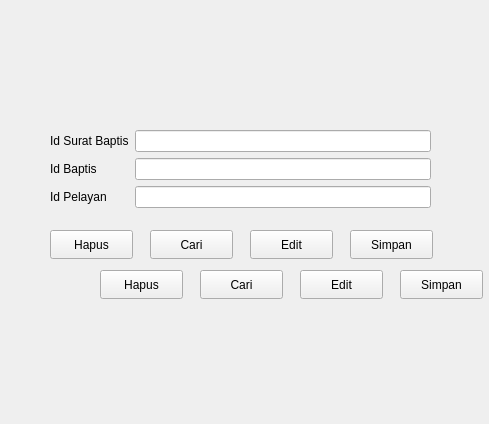
Qt form formsuratbaptis.ui (AgusAlRidha/SistemInfoAgama) before a commit.
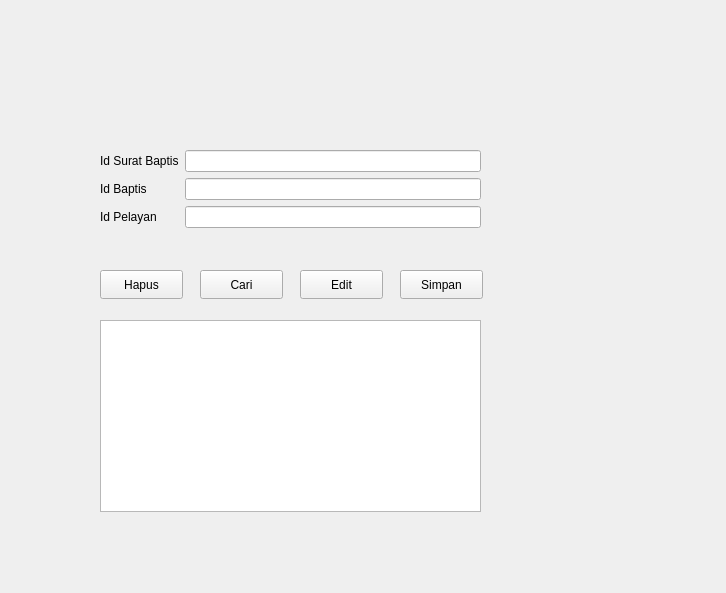
The same form after that commit.

```diff
--- a/formsuratbaptis.ui
+++ b/formsuratbaptis.ui
@@ -6,8 +6,8 @@
    <rect>
     <x>0</x>
     <y>0</y>
-    <width>489</width>
-    <height>424</height>
+    <width>726</width>
+    <height>593</height>
    </rect>
   </property>
   <property name="windowTitle">
@@ -16,10 +16,10 @@
   <widget class="QWidget" name="formLayoutWidget">
    <property name="geometry">
     <rect>
-     <x>50</x>
-     <y>130</y>
+     <x>100</x>
+     <y>150</y>
      <width>381</width>
-     <height>81</height>
+     <height>100</height>
     </rect>
    </property>
    <layout class="QFormLayout" name="formLayout">
@@ -55,58 +55,6 @@
     </item>
    </layout>
   </widget>
-  <widget class="QPushButton" name="pushButton_2">
-   <property name="geometry">
-    <rect>
-     <x>150</x>
-     <y>230</y>
-     <width>83</width>
-     <height>29</height>
-    </rect>
-   </property>
-   <property name="text">
-    <string>Cari</string>
-   </property>
-  </widget>
-  <widget class="QPushButton" name="pushButton_4">
-   <property name="geometry">
-    <rect>
-     <x>350</x>
-     <y>230</y>
-     <width>83</width>
-     <height>29</height>
-    </rect>
-   </property>
-   <property name="text">
-    <string>Simpan</string>
-   </property>
-  </widget>
-  <widget class="QPushButton" name="pushButton">
-   <property name="geometry">
-    <rect>
-     <x>50</x>
-     <y>230</y>
-     <width>83</width>
-     <height>29</height>
-    </rect>
-   </property>
-   <property name="text">
-    <string>Hapus</string>
-   </property>
-  </widget>
-  <widget class="QPushButton" name="pushButton_3">
-   <property name="geometry">
-    <rect>
-     <x>250</x>
-     <y>230</y>
-     <width>83</width>
-     <height>29</height>
-    </rect>
-   </property>
-   <property name="text">
-    <string>Edit</string>
-   </property>
-  </widget>
   <widget class="QPushButton" name="pushButton_5">
    <property name="geometry">
     <rect>
@@ -159,6 +107,16 @@
     <string>Simpan</string>
    </property>
   </widget>
+  <widget class="QTableView" name="tableSuratb">
+   <property name="geometry">
+    <rect>
+     <x>100</x>
+     <y>320</y>
+     <width>381</width>
+     <height>192</height>
+    </rect>
+   </property>
+  </widget>
  </widget>
  <resources/>
  <connections/>
```
